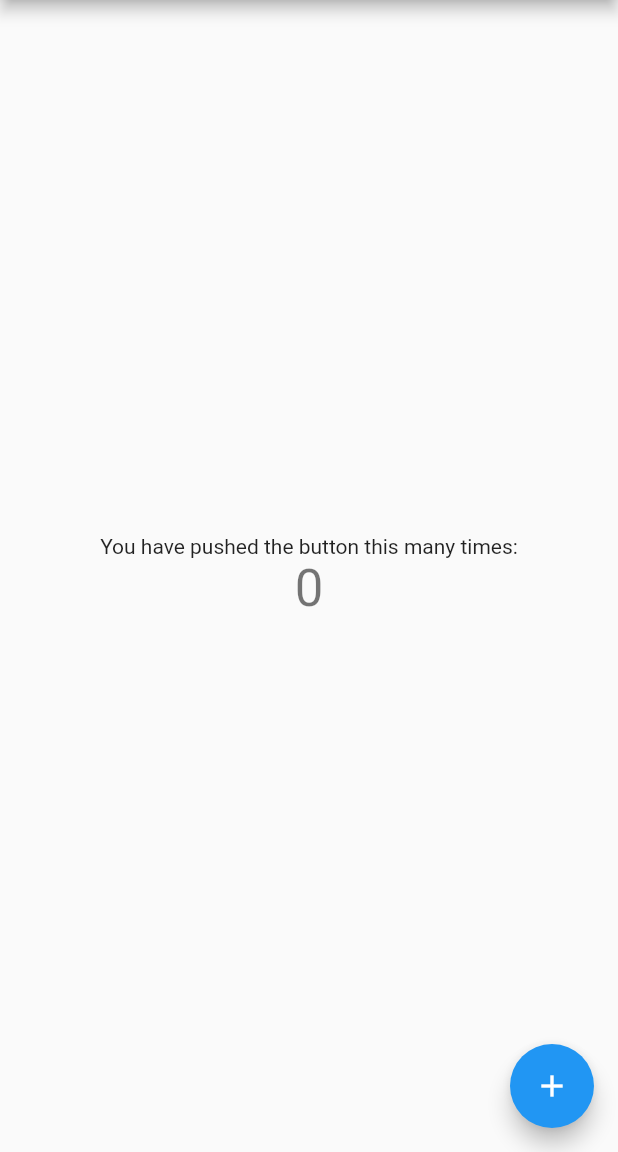
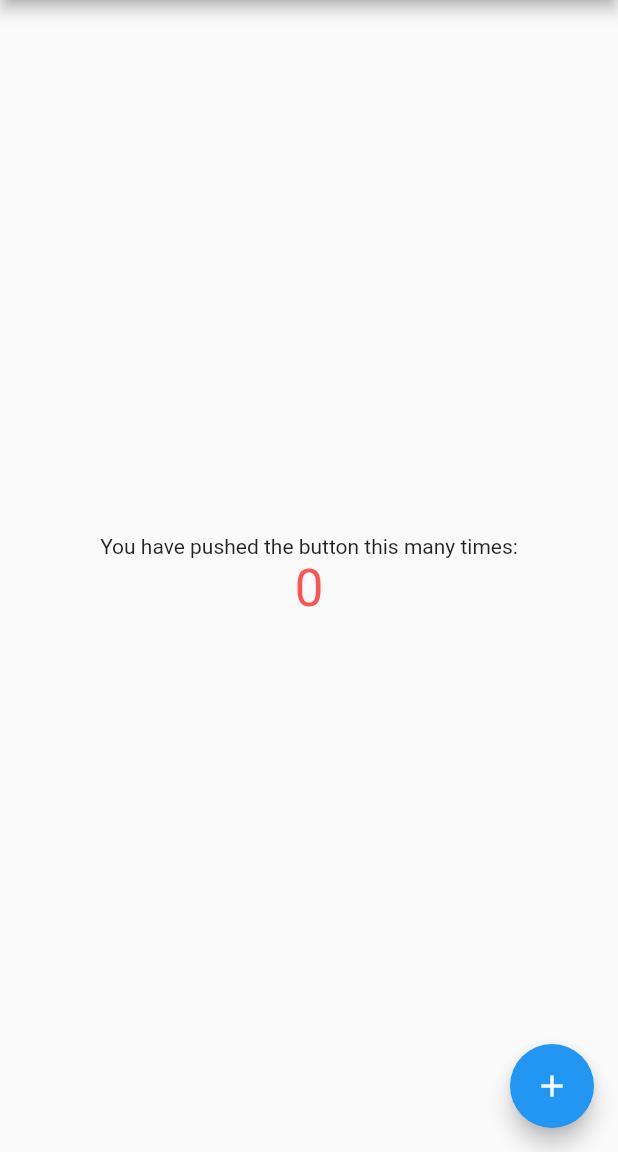
Before and after one commit to fwfurtado/flutter-patterns, a Flutter app: the screen it shows after launch, on a phone screen of 412 x 824 dp, the part 84-1236 px from its top. Run offline on Flutter 3.47's test engine with Material 2 defaults, Android fonts, the phone set to English and light mode, and no system bars.

```diff
--- a/lib/controller/counter_controller.dart
+++ b/lib/controller/counter_controller.dart
@@ -4,6 +4,8 @@ class CounterController {
   Counter _counter = Counter();
 
   get value => _counter.value;
+  get reachedTheUpperBound => _counter.upperBound == _counter.value;
+  get reachedTheLowerBound => _counter.lowerBound == _counter.value;
 
   increase() => _counter.increment();
   decrease() => _counter.decrement();
--- a/lib/model/counter.dart
+++ b/lib/model/counter.dart
@@ -7,7 +7,10 @@ class Counter {
     this._lowerBound = low;
     this._upperBound = high;
   }
+
   get value => _value;
+  get upperBound => _upperBound;
+  get lowerBound => _lowerBound;
 
   increment() {
     if (_value < _upperBound) {
--- a/lib/pages/my_home_page.dart
+++ b/lib/pages/my_home_page.dart
@@ -16,6 +16,15 @@ class _MyHomePageState extends State<MyHomePage> {
   @override
   Widget build(BuildContext context) {
     final currentValue = _controller.value;
+    var textStyle = Theme.of(context).textTheme.headline4;
+
+    if (_controller.reachedTheLowerBound) {
+      textStyle = textStyle.apply(color: Colors.redAccent);
+    }
+
+    if (_controller.reachedTheUpperBound) {
+      textStyle = textStyle.apply(color: Colors.blueAccent);
+    }
 
     return Scaffold(
       appBar: AppBar(
@@ -34,7 +43,7 @@ class _MyHomePageState extends State<MyHomePage> {
               },
               child: Text(
                 '$currentValue',
-                style: Theme.of(context).textTheme.headline4,
+                style: textStyle,
               ),
             )
           ],
```
